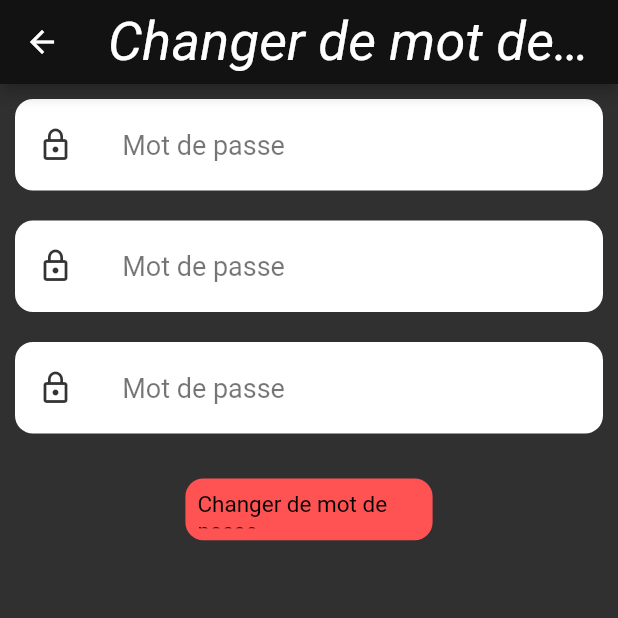
After one commit to nathanaelto/otaku_library, a Flutter app: the ChangePasswordScreen screen opened by its route, after a tap on "Changer de mot de passe", on a phone screen of 412 x 824 dp, the top half of it. The commit adds this screen. Run offline on Flutter 3.47's test engine with Material 2 defaults, Android fonts, the phone set to English and light mode, and no system bars; our stand-ins replace flutter_secure_storage, form_field_validator; missing offline and left inert: dart:ffi; accounts and stored records are empty; network calls fail.

Commit message:
user change password

```diff
--- /dev/null
+++ b/lib/core/models/user/change_password.dto.dart
@@ -0,0 +1,28 @@
+import 'dart:convert';
+
+import 'package:OtakuLibrary/core/models/utils/codable.dart';
+
+class ChangePasswordDto implements Decodable<ChangePasswordDto, Map<String, dynamic>>, Encodable {
+  late String oldPassword;
+  late String newPassword;
+
+  @override
+  ChangePasswordDto decode(Map<String, dynamic> jsonObject) {
+    ChangePasswordDto user = ChangePasswordDto();
+    user.oldPassword = DecodableTools.decodeString(jsonObject, 'oldPassword');
+    user.newPassword = DecodableTools.decodeString(jsonObject, 'newPassword');
+    return user;
+  }
+
+  Map<String, dynamic> toMap(){
+    return {
+      'oldPassword': oldPassword,
+      'newPassword': newPassword
+    };
+  }
+
+  @override
+  String encode() {
+    return jsonEncode(toMap());
+  }
+}
--- a/lib/core/services/api/user/user.service.dart
+++ b/lib/core/services/api/user/user.service.dart
@@ -1,4 +1,7 @@
+import 'dart:ffi';
+
 import 'package:OtakuLibrary/core/models/common/service_response.dart';
+import 'package:OtakuLibrary/core/models/user/change_password.dto.dart';
 import 'package:OtakuLibrary/core/models/utils/codable.dart';
 import 'package:OtakuLibrary/core/services/api/secure_api.service.dart';
 import 'package:OtakuLibrary/core/services/env/environment.service.dart';
@@ -26,4 +29,20 @@ class UserService {
         return ServiceResponse.error('Une erreur est survenue !');
     }
   }
+
+  static Future<ServiceResponse<bool>> changePassword(
+      ChangePasswordDto dto) async {
+    final String endPoint = '$_baseEndPoint/change-password';
+    final Map<String, String> headers = await SecureApiService.getHeaders();
+
+    final Response response =
+        await HttpRequest.put(endPoint, headers: headers, body: dto.encode());
+
+    switch (response.statusCode) {
+      case 200:
+        return ServiceResponse.success(true);
+      default:
+        return ServiceResponse.error('Une erreur est survenue !');
+    }
+  }
 }
--- a/lib/core/services/secure_storage/authentication/authentication.dao.dart
+++ b/lib/core/services/secure_storage/authentication/authentication.dao.dart
@@ -34,4 +34,8 @@
     await SecureStorageService.delete(loginKey);
     await SecureStorageService.delete(passwordKey);
   }
+
+  static Future<void> deletePassword() async {
+    await SecureStorageService.delete(passwordKey);
+  }
 }
--- a/lib/in_app/home/widgets/profile.view.dart
+++ b/lib/in_app/home/widgets/profile.view.dart
@@ -7,6 +7,7 @@ import 'package:flutter/material.dart';
 
 import '../../../core/models/user/user.dart';
 import '../../../shared/widgets/otaku_error.dart';
+import '../../profile/change_password.screen.dart';
 
 class ProfileView extends StatelessWidget {
   const ProfileView({Key? key}) : super(key: key);
@@ -45,7 +46,7 @@ class ProfileView extends StatelessWidget {
 
     return Column(
       mainAxisAlignment: MainAxisAlignment.start,
-      crossAxisAlignment: CrossAxisAlignment.start,
+      crossAxisAlignment: CrossAxisAlignment.stretch,
       children: [
         Text("Pseudo :${user.pseudo}"),
         const SizedBox(height: 10),
@@ -69,7 +70,7 @@ class ProfileView extends StatelessWidget {
   }
 
   void _changePassword(BuildContext context) {
-    Navigator.of(context).pushNamed(WelcomeScreen.routeName);
+    Navigator.of(context).pushNamed(ChangePasswordScreen.routeName);
   }
 
   void _goToWelcome(BuildContext context) {
--- /dev/null
+++ b/lib/in_app/profile/change_password.screen.dart
@@ -0,0 +1,106 @@
+import 'package:OtakuLibrary/core/models/common/service_response.dart';
+import 'package:OtakuLibrary/core/models/user/change_password.dto.dart';
+import 'package:OtakuLibrary/core/services/api/authentication/authentication.service.dart';
+import 'package:flutter/material.dart';
+
+import '../../authentication/validators/validators.dart';
+import '../../core/services/api/user/user.service.dart';
+import '../../core/services/secure_storage/authentication/authentication.dao.dart';
+import '../../shared/widgets/buttons/otaku_text_button.dart';
+import '../../shared/widgets/fields/otaku_password_field.dart';
+import '../../shared/widgets/toast.dart';
+
+class ChangePasswordScreen extends StatelessWidget {
+  static const String routeName = '/changePassword';
+
+  ChangePasswordScreen({Key? key}) : super(key: key);
+
+  final List<FocusNode> _focusNodes = [
+    FocusNode(),
+    FocusNode(),
+    FocusNode(),
+  ];
+
+  final TextEditingController passwordController = TextEditingController();
+  final TextEditingController passwordController2 = TextEditingController();
+  final TextEditingController passwordController3 = TextEditingController();
+
+  @override
+  Widget build(BuildContext context) {
+    return WillPopScope(
+      onWillPop: () async {
+        Navigator.of(context).pop();
+        return false;
+      },
+      child: Scaffold(
+        appBar: AppBar(
+          leading: const Icon(Icons.arrow_back),
+          title: Text(
+            'Changer de mot de passe',
+            style: Theme.of(context).textTheme.headline2,
+          ),
+        ),
+        body: SafeArea(
+          child: Column(
+            children: [
+              Form(
+                  child: Column(
+                children: [
+                  OtakuPasswordField(
+                    fillColor: Colors.white,
+                    focusNode: _focusNodes[0],
+                    validator: passwordValidator,
+                    inputAction: TextInputAction.done,
+                    controller: passwordController,
+                  ),
+                  OtakuPasswordField(
+                    fillColor: Colors.white,
+                    focusNode: _focusNodes[1],
+                    validator: passwordValidator,
+                    inputAction: TextInputAction.done,
+                    controller: passwordController2,
+                  ),
+                  OtakuPasswordField(
+                    fillColor: Colors.white,
+                    focusNode: _focusNodes[2],
+                    validator: passwordValidator,
+                    inputAction: TextInputAction.done,
+                    controller: passwordController3,
+                  ),
+                ],
+              )),
+              const SizedBox(height: 20),
+              OtakuTextButton(
+                text: "Changer de mot de passe",
+                onPressed: () => _changePassword(context),
+              ),
+            ],
+          ),
+        ),
+      ),
+    );
+  }
+
+  void _changePassword(BuildContext context) async {
+    ChangePasswordDto changePasswordDto = ChangePasswordDto();
+    changePasswordDto.oldPassword = passwordController.text;
+    changePasswordDto.newPassword = passwordController2.text;
+
+    ServiceResponse<bool> response = await UserService.changePassword(changePasswordDto);
+
+    if (response.hasError || response.data == null)
+    {
+      Toast.show("Error", context,
+          duration: 5, backgroundColor: Colors.red);
+    }
+    else
+    {
+      await AuthenticationDao.deletePassword();
+      Toast.show("Success", context,
+          duration: 5, backgroundColor: Colors.green);
+
+      Navigator.of(context).pop();
+    }
+
+  }
+}
--- a/lib/main.dart
+++ b/lib/main.dart
@@ -13,6 +13,8 @@ import 'package:OtakuLibrary/shared/otaku_library_theme.dart';
 import 'package:OtakuLibrary/welcome.screen.dart';
 import 'package:flutter/material.dart';
 import 'package:flutter/services.dart';
+
+import 'in_app/profile/change_password.screen.dart';
 
 void main() async {
   await EnvironmentService.load();
@@ -66,6 +68,7 @@ class OtakuLibraryApp extends StatelessWidget {
         LoginScreen.routeName: (context) => const LoginScreen(),
         RegisterScreen.routeName: (context) => const RegisterScreen(),
         BookScreen.routeName: (context) => const BookScreen(),
+        ChangePasswordScreen.routeName: (context) => ChangePasswordScreen(),
         ChapterReaderScreen.routeName: (context) => ChapterReaderScreen(),
       }
     );
```
